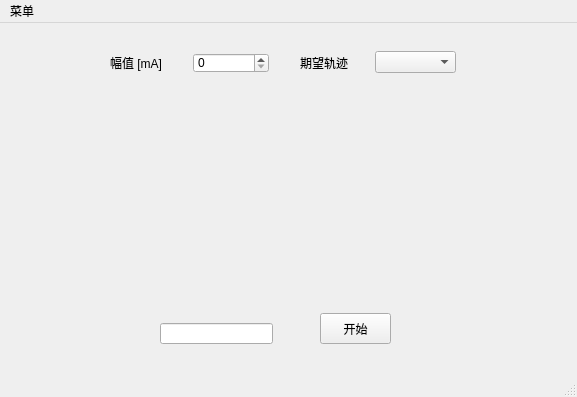
Old version of the form mainwindow.ui in the repository charlotteLive/StimulationControl.
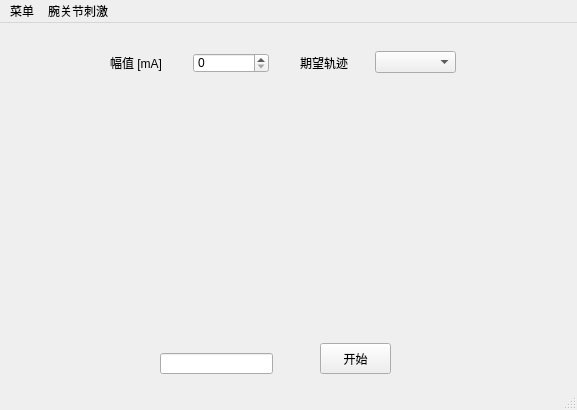
New version of the form. The open tabs and pages were chosen to show the change. Icons and pictures are not drawn. Custom widgets are drawn as their Qt base class.

Commit message: 双通道电刺激

```diff
--- a/mainwindow.ui
+++ b/mainwindow.ui
@@ -7,7 +7,7 @@
     <x>0</x>
     <y>0</y>
     <width>577</width>
-    <height>397</height>
+    <height>410</height>
    </rect>
   </property>
   <property name="windowTitle">
@@ -20,7 +20,7 @@
       <x>10</x>
       <y>10</y>
       <width>551</width>
-      <height>331</height>
+      <height>341</height>
      </rect>
     </property>
     <property name="currentIndex">
@@ -426,7 +426,7 @@
       <property name="geometry">
        <rect>
         <x>310</x>
-        <y>280</y>
+        <y>310</y>
         <width>71</width>
         <height>31</height>
        </rect>
@@ -439,7 +439,7 @@
       <property name="geometry">
        <rect>
         <x>40</x>
-        <y>60</y>
+        <y>100</y>
         <width>481</width>
         <height>191</height>
        </rect>
@@ -449,7 +449,7 @@
       <property name="geometry">
        <rect>
         <x>150</x>
-        <y>290</y>
+        <y>320</y>
         <width>113</width>
         <height>21</height>
        </rect>
@@ -572,7 +572,14 @@
     <addaction name="action_2"/>
     <addaction name="action_3"/>
    </widget>
+   <widget class="QMenu" name="menu_2">
+    <property name="title">
+     <string>腕关节刺激</string>
+    </property>
+    <addaction name="doubleStimulation"/>
+   </widget>
    <addaction name="menu"/>
+   <addaction name="menu_2"/>
   </widget>
   <widget class="QStatusBar" name="statusBar"/>
   <action name="action">
```
Left out of the diff: 7 changed lines with no effect on the pictures. The commit also changes 9 other files.
